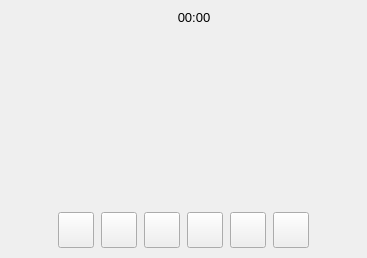
Qt form recordoverlay.ui (savoirfairelinux/jami-client-windows) before a commit.
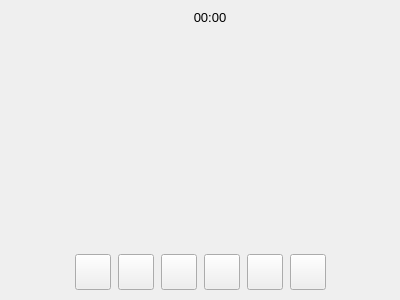
The same form after that commit. Custom widgets are drawn as their Qt base class.

Commit message: record widget: add volume meter display

What changed in the file:
```diff
--- a/recordoverlay.ui
+++ b/recordoverlay.ui
@@ -6,8 +6,8 @@
    <rect>
     <x>0</x>
     <y>0</y>
-    <width>367</width>
-    <height>258</height>
+    <width>400</width>
+    <height>300</height>
    </rect>
   </property>
   <property name="sizePolicy">
@@ -46,6 +46,9 @@
      <property name="spacing">
       <number>0</number>
      </property>
+     <property name="sizeConstraint">
+      <enum>QLayout::SetMinimumSize</enum>
+     </property>
      <property name="topMargin">
       <number>5</number>
      </property>
@@ -169,15 +172,18 @@
      <property name="orientation">
       <enum>Qt::Vertical</enum>
      </property>
+     <property name="sizeType">
+      <enum>QSizePolicy::MinimumExpanding</enum>
+     </property>
      <property name="sizeHint" stdset="0">
       <size>
        <width>20</width>
-       <height>82</height>
+       <height>62</height>
       </size>
      </property>
     </spacer>
    </item>
-   <item>
+   <item alignment="Qt::AlignHCenter">
     <widget class="QLabel" name="volumeMeterDisplayLabel">
      <property name="sizePolicy">
       <sizepolicy hsizetype="MinimumExpanding" vsizetype="MinimumExpanding">
@@ -185,6 +191,18 @@
        <verstretch>0</verstretch>
       </sizepolicy>
      </property>
+     <property name="minimumSize">
+      <size>
+       <width>100</width>
+       <height>100</height>
+      </size>
+     </property>
+     <property name="maximumSize">
+      <size>
+       <width>100</width>
+       <height>100</height>
+      </size>
+     </property>
      <property name="text">
       <string/>
      </property>
@@ -195,10 +213,13 @@
      <property name="orientation">
       <enum>Qt::Vertical</enum>
      </property>
+     <property name="sizeType">
+      <enum>QSizePolicy::MinimumExpanding</enum>
+     </property>
      <property name="sizeHint" stdset="0">
       <size>
        <width>20</width>
-       <height>83</height>
+       <height>60</height>
       </size>
      </property>
     </spacer>
```
